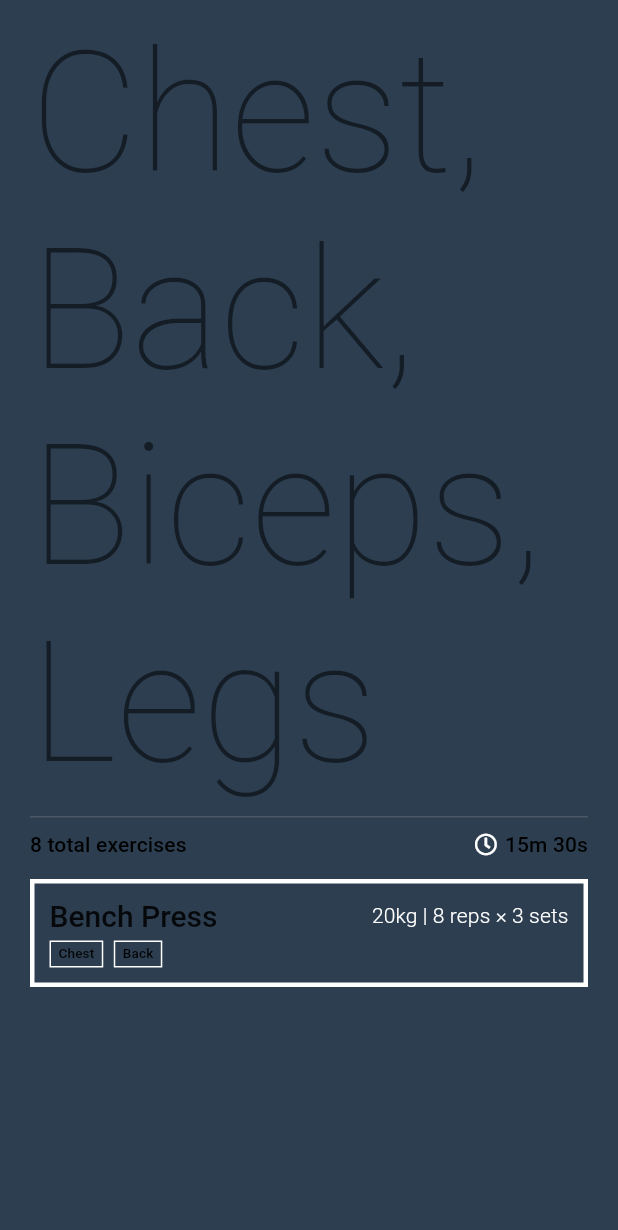
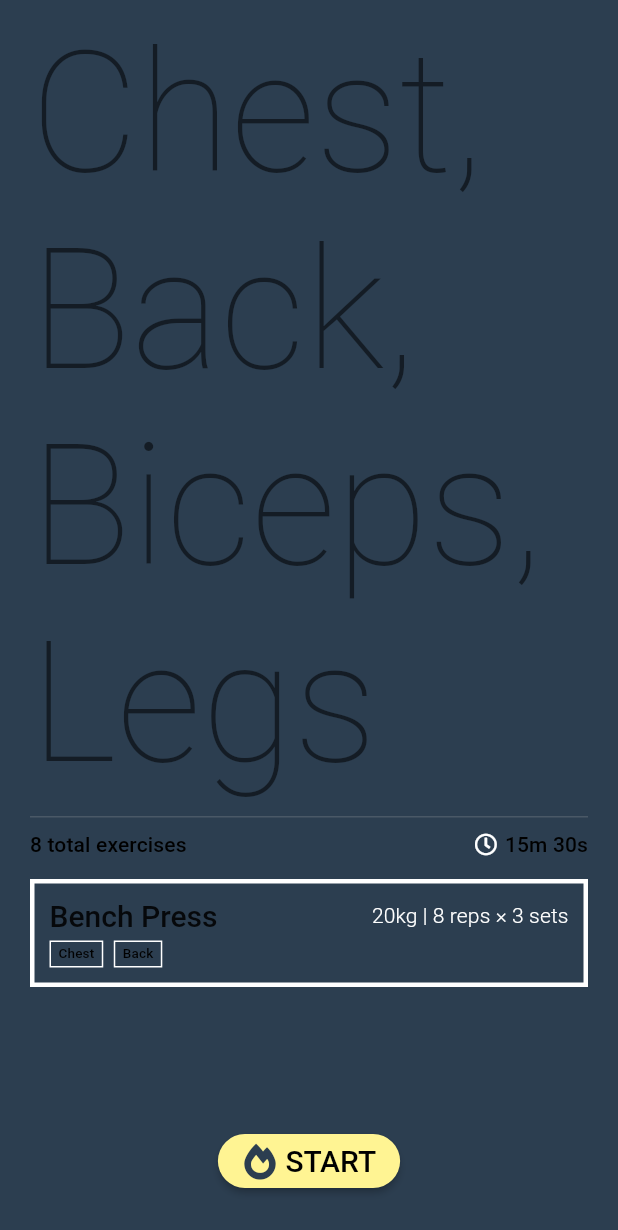
Before and after one commit to solderneer/gymrat, a Flutter app: the WorkoutPage screen opened by its route, on a phone screen of 412 x 824 dp. Shown: the top 1230 px of the screen. Run offline on Flutter 3.47's test engine with Material 2 defaults, Android fonts, the phone set to English and light mode, and no system bars; our stand-ins replace font_awesome_flutter.

```diff
--- a/lib/routes.dart
+++ b/lib/routes.dart
@@ -17,7 +17,7 @@ class Routes {
       title: "Beep",
       theme: theme,
       routes: routes,
-      home: WorkoutPage(),
+      home: Home(),
     ));
   }
 }
--- /dev/null
+++ b/lib/src/ui/common_widgets/rounded_button.dart
@@ -0,0 +1,28 @@
+import "package:flutter/material.dart";
+
+class RoundedButton extends StatelessWidget {
+  final String buttonText;
+  final VoidCallback onPressed;
+  final IconData icon;
+
+  RoundedButton(
+      {@required this.buttonText, @required this.onPressed, this.icon});
+
+  @override
+  Widget build(BuildContext context) {
+    return RaisedButton(
+        textColor: Theme.of(context).primaryColor,
+        color: Theme.of(context).accentColor,
+        shape: new RoundedRectangleBorder(
+          borderRadius: new BorderRadius.circular(30.0),
+        ),
+        onPressed: onPressed,
+        child: Row(mainAxisSize: MainAxisSize.min, children: <Widget>[
+          Icon(icon),
+          Padding(
+              padding: EdgeInsets.only(left: 5.0),
+              child: Text(this.buttonText.toUpperCase(),
+                  style: Theme.of(context).primaryTextTheme.title)),
+        ]));
+  }
+}
--- a/lib/src/ui/common_widgets/top_bar.dart
+++ b/lib/src/ui/common_widgets/top_bar.dart
@@ -29,7 +29,7 @@ class TopBar extends StatelessWidget {
             icon: Icon(FontAwesomeIcons.gripLines),
             color: Colors.black,
             tooltip: "Main menu",
-            onPressed: () => {},
+            onPressed: () => Scaffold.of(context).openEndDrawer(),
           ),
         ]),
       ),
--- a/lib/src/ui/workout_page.dart
+++ b/lib/src/ui/workout_page.dart
@@ -2,6 +2,7 @@ import "package:flutter/material.dart";
 import "package:font_awesome_flutter/font_awesome_flutter.dart";
 
 import "common_widgets/lift_card_minimal.dart";
+import "common_widgets/rounded_button.dart";
 
 class WorkoutPage extends StatelessWidget {
   final String title = "Chest, Back, Biceps, Legs";
@@ -40,6 +41,13 @@ class WorkoutPage extends StatelessWidget {
                   child: LiftCardMinimal(
                       title: "Bench Press",
                       muscleTags: <String>["Chest", "Back"])),
-            ])));
+            ])),
+        floatingActionButtonLocation: FloatingActionButtonLocation.centerFloat,
+        floatingActionButton: Padding(
+            padding: EdgeInsets.only(bottom: 10.0),
+            child: RoundedButton(
+                buttonText: "Start",
+                icon: FontAwesomeIcons.fireAlt,
+                onPressed: () => Navigator.pushNamed(context, "/home"))));
   }
 }
```
Also changed, not shown: lib/src/ui/common_widgets/side_panel.dart (added, +24 -0 lines), lib/src/ui/home.dart (+8 -4 lines).
